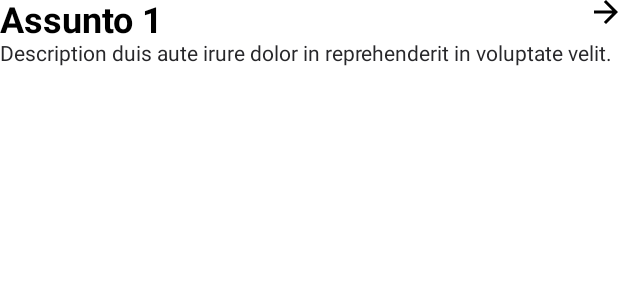
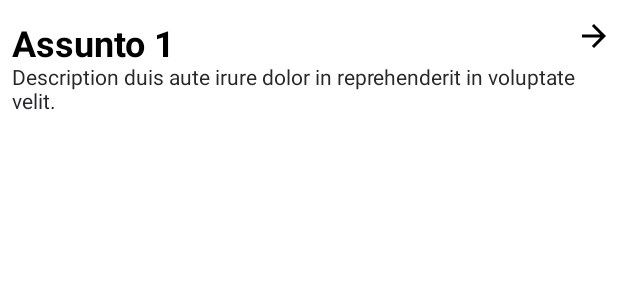
Before and after one commit to iamcaiorian/CardioSurgeryIllustrator, an Android app built with Jetpack Compose: the @Preview function SubjectCardPreview, on a phone screen of 412 x 824 dp. Shown: the top 300 px of the screen. Run offline under Robolectric (Android 15) with nearby library versions, the phone set to English and light mode, and no system bars.

Commit message:
fix: change component for type Card

```diff
--- a/app/src/main/java/com/example/cardiosurgeryillustrator/ui/components/modules/SubjectCard.kt
+++ b/app/src/main/java/com/example/cardiosurgeryillustrator/ui/components/modules/SubjectCard.kt
@@ -1,25 +1,39 @@
 package com.example.cardiosurgeryillustrator.ui.components.modules
 
+import androidx.compose.foundation.background
 import androidx.compose.foundation.layout.Arrangement
 import androidx.compose.foundation.layout.Column
 import androidx.compose.foundation.layout.Row
 import androidx.compose.foundation.layout.fillMaxWidth
+import androidx.compose.foundation.layout.padding
+import androidx.compose.material3.Card
+import androidx.compose.material3.CardDefaults
 import androidx.compose.material3.Icon
 import androidx.compose.material3.Text
 import androidx.compose.runtime.Composable
 import androidx.compose.ui.Alignment
 import androidx.compose.ui.Modifier
+import androidx.compose.ui.graphics.Color
 import androidx.compose.ui.res.painterResource
 import androidx.compose.ui.tooling.preview.Preview
+import androidx.compose.ui.unit.dp
 import com.example.cardiosurgeryillustrator.R
 import com.example.cardiosurgeryillustrator.models.Subject
 import com.example.cardiosurgeryillustrator.ui.theme.Typography
+import com.example.cardiosurgeryillustrator.ui.theme.Zinc100
 import com.example.cardiosurgeryillustrator.ui.theme.Zinc800
 
 @Composable
 fun SubjectCard(modifier: Modifier = Modifier, subject: Subject, onClick: (Subject) -> Unit) {
+    Card (
+        modifier = modifier,
+        onClick = { onClick(subject) },
+        colors = CardDefaults.cardColors(
+            containerColor = Color.Transparent
+        )
+    ){
         Column (
-        modifier = modifier,
+            modifier = Modifier.padding(horizontal = 8.dp, vertical = 16.dp),
         ){
             Row (
                 modifier = Modifier.fillMaxWidth(),
@@ -36,6 +50,7 @@ fun SubjectCard(modifier: Modifier = Modifier, subject: Subject, onClick: (Subje
             Text(text = subject.description, style = Typography.bodyMedium, color = Zinc800)
         }
     }
+}
 
 @Preview
 @Composable
@@ -43,7 +58,7 @@ private fun SubjectCardPreview() {
     SubjectCard(
         modifier = Modifier.fillMaxWidth(),
         subject = Subject(
-            id = "dadadad",
+            id = "3",
             title = "Assunto 1",
             description = "Description duis aute irure dolor in reprehenderit in voluptate velit."
         ),
```
Also changed, not shown: app/src/main/java/com/example/cardiosurgeryillustrator/ui/components/modules/SubjectCardList.kt (+0 -11 lines). Lines whose indentation alone changed are shown as unchanged.
